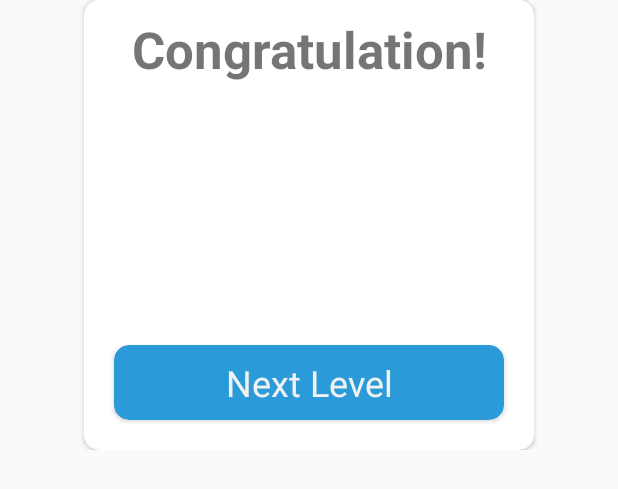
After one commit to NorngNaro/Quiz_App, an Android app: the layout complete_level.xml on its own in the app's theme, with its tools: preview values and no code run, on a phone screen of 412 x 824 dp. The commit adds this screen. Shown: the top 489 px of the screen. Run offline under Robolectric (Android 15) with nearby library versions, the phone set to English and light mode, and no system bars.

Commit message:
Update 22_01_20

```diff
--- a/app/src/main/java/com/Complete/quizprogramming/Home.java
+++ b/app/src/main/java/com/Complete/quizprogramming/Home.java
@@ -59,7 +59,7 @@ public class Home extends AppCompatActivity implements NavigationView.OnNavigati
             @Override
             public void onClick(View view) {
                 Intent intent = new Intent(Home.this, Level.class);
-                intent.putExtra("click", "c_pro");
+                intent.putExtra("click", "c_program");
                 startActivity(intent);
 
             }
@@ -68,7 +68,7 @@ public class Home extends AppCompatActivity implements NavigationView.OnNavigati
             @Override
             public void onClick(View view) {
                 Intent intent = new Intent(Home.this, Level.class);
-                intent.putExtra("click", "c_plus" );
+                intent.putExtra("click", "c_plus_program" );
                 startActivity(intent);
             }
         });
@@ -76,7 +76,7 @@ public class Home extends AppCompatActivity implements NavigationView.OnNavigati
             @Override
             public void onClick(View view) {
                 Intent intent = new Intent(Home.this, Level.class);
-                intent.putExtra("click",  "java" );
+                intent.putExtra("click",  "java_program" );
                 startActivity(intent);
             }
         });
--- a/app/src/main/res/layout/activity_profile.xml
+++ b/app/src/main/res/layout/activity_profile.xml
@@ -418,6 +418,7 @@
         android:layout_width="match_parent"
         android:layout_height="match_parent"
         android:padding="150dp"
+        android:visibility="invisible"
         android:background="@color/Background" />
 
 </androidx.constraintlayout.widget.ConstraintLayout>
--- /dev/null
+++ b/app/src/main/res/layout/complete_level.xml
@@ -0,0 +1,63 @@
+<?xml version="1.0" encoding="utf-8"?>
+<androidx.constraintlayout.widget.ConstraintLayout
+    xmlns:android="http://schemas.android.com/apk/res/android"
+    xmlns:app="http://schemas.android.com/apk/res-auto"
+    android:layout_width="match_parent"
+    android:layout_height="wrap_content">
+
+    <androidx.cardview.widget.CardView
+        android:layout_width="300dp"
+        android:layout_height="300dp"
+        app:cardCornerRadius="10dp"
+        app:layout_constraintEnd_toEndOf="parent"
+        app:layout_constraintStart_toStartOf="parent"
+        app:layout_constraintTop_toTopOf="parent">
+
+        <androidx.constraintlayout.widget.ConstraintLayout
+            android:layout_width="match_parent"
+            android:layout_height="match_parent">
+
+            <androidx.appcompat.widget.AppCompatTextView
+                android:layout_width="match_parent"
+                android:layout_height="wrap_content"
+                android:layout_marginTop="10dp"
+                android:gravity="center"
+                android:text="Congratulation!"
+                android:textSize="34sp"
+                android:textStyle="bold"
+                app:layout_constraintTop_toTopOf="parent" />
+
+
+            <androidx.cardview.widget.CardView
+                android:id="@+id/btn_nextLevel"
+                android:layout_width="match_parent"
+                android:layout_height="50dp"
+                android:layout_marginLeft="20dp"
+                android:layout_marginRight="20dp"
+                android:layout_marginBottom="20dp"
+                android:backgroundTint="@color/BasicColor"
+                app:cardCornerRadius="10dp"
+                app:layout_constraintBottom_toBottomOf="parent"
+                app:layout_constraintEnd_toEndOf="parent"
+                app:layout_constraintStart_toStartOf="parent">
+
+                <androidx.appcompat.widget.AppCompatTextView
+                    android:layout_width="match_parent"
+                    android:layout_height="match_parent"
+                    android:gravity="center"
+                    android:text="Next Level"
+                    android:textColor="@color/Background1"
+                    android:textSize="24sp" />
+            </androidx.cardview.widget.CardView>
+        </androidx.constraintlayout.widget.ConstraintLayout>
+
+        />
+
+
+    </androidx.cardview.widget.CardView>
+
+
+
+
+
+</androidx.constraintlayout.widget.ConstraintLayout>
```
Also changed, not shown: app/src/main/java/com/Complete/quizprogramming/Level.java (+55 -47 lines), app/src/main/java/com/Complete/quizprogramming/Quiz.java (+111 -23 lines), app/src/main/java/com/Complete/quizprogramming/SignIn.java (+14 -8 lines), app/src/main/java/com/Complete/quizprogramming/SignUp.java (+9 -5 lines), app/src/main/res/layout/activity_quiz.xml (+11 -6 lines).
